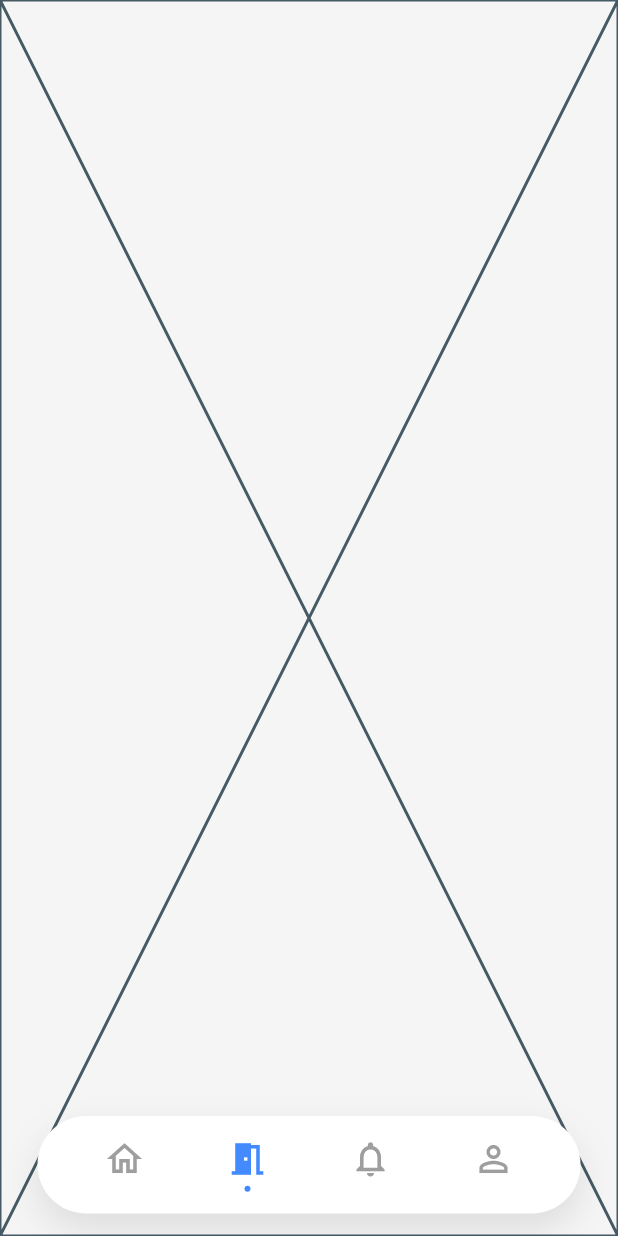
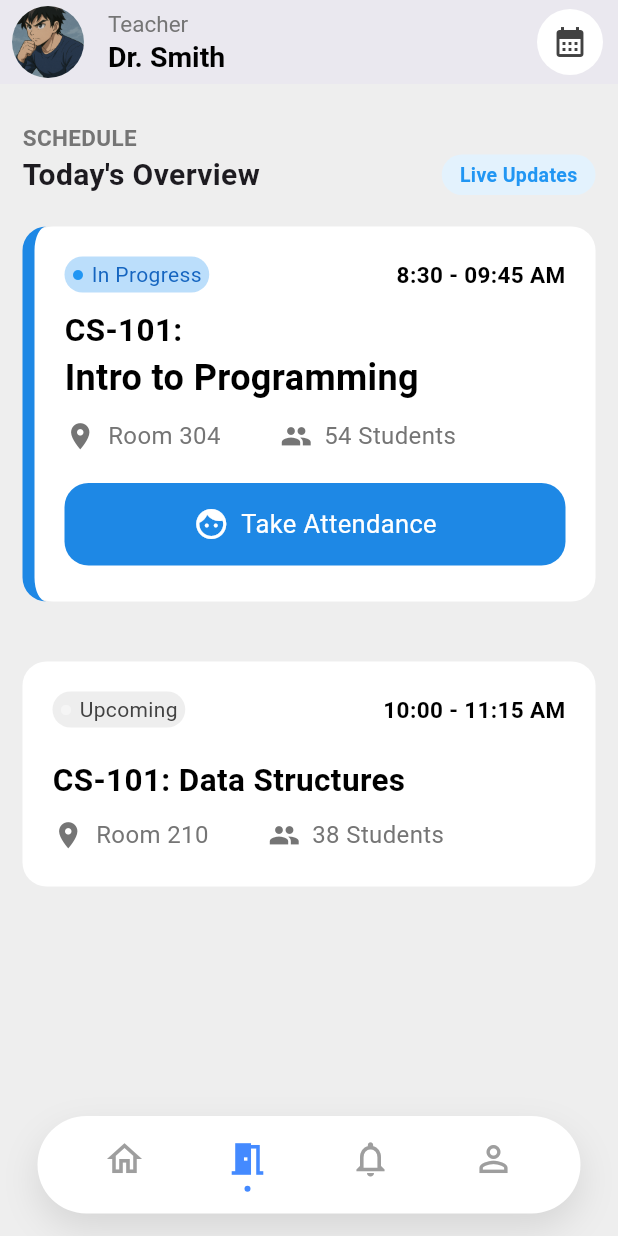
Before and after one commit to Shaurya0987/Ai-Face-Detection-Attendance-App, a Flutter app: the screen it shows after launch, item 2 of the bottom bar chosen, on a phone screen of 412 x 824 dp. Run offline on Flutter 3.47's test engine with Material 3 defaults, Android fonts, the phone set to English and light mode, and no system bars; our stand-ins replace action_slider, fl_chart, google_fonts, table_calendar, timeline_tile.

Commit message:
Teacher DashBoard Classes Screen Containers Created

```diff
--- a/lib/Screens/Teacher_BottomNavigationBar/ClassesScreen/ClassesScreen.dart
+++ b/lib/Screens/Teacher_BottomNavigationBar/ClassesScreen/ClassesScreen.dart
@@ -1,3 +1,7 @@
+import 'package:facedetectionapp/Screens/TeacherDashBoard/Components/Header.dart';
+import 'package:facedetectionapp/Screens/Teacher_BottomNavigationBar/ClassesScreen/Components/AppBar.dart';
+import 'package:facedetectionapp/Screens/Teacher_BottomNavigationBar/ClassesScreen/Components/OldClassContainer.dart';
+import 'package:facedetectionapp/Screens/Teacher_BottomNavigationBar/ClassesScreen/Components/RecentClassContainer.dart';
 import 'package:flutter/material.dart';
 
 class TeacherClassesScreen extends StatelessWidget {
@@ -5,6 +9,28 @@
 
   @override
   Widget build(BuildContext context) {
-    return const Placeholder();
+    return Scaffold(
+      backgroundColor: Colors.grey.shade200,
+      appBar: AppBarofClassScreen(),
+      body: Padding(
+        padding: EdgeInsets.symmetric(vertical: 25, horizontal: 15),
+        child: Column(
+          crossAxisAlignment: CrossAxisAlignment.start,
+          children: [
+            Text(
+              "SCHEDULE",
+              style: TextStyle(
+                color: Colors.grey.shade600,
+                fontSize: 15,
+                fontWeight: FontWeight.bold,
+              ),
+            ),
+            Header(),
+            ClassContainerRecent(),
+            OldClassContainer()
+          ],
+        ),
+      ),
+    );
   }
 }
--- /dev/null
+++ b/lib/Screens/Teacher_BottomNavigationBar/ClassesScreen/Components/AppBar.dart
@@ -0,0 +1,51 @@
+import 'package:flutter/material.dart';
+
+class AppBarofClassScreen extends StatelessWidget
+    implements PreferredSizeWidget {
+  const AppBarofClassScreen({super.key});
+
+  @override
+  Widget build(BuildContext context) {
+    return AppBar(
+      backgroundColor: Colors.grey.shade100,
+      elevation: 3,
+      leading: Padding(
+        padding: const EdgeInsets.only(left: 8),
+        child: CircleAvatar(
+          radius: 16,
+          backgroundColor: Colors.white,
+          backgroundImage: const AssetImage(
+            "Assets/ChatGPT Image Nov 13, 2025, 06_59_40 PM.png",
+          ),
+        ),
+      ),
+      title: Column(
+        crossAxisAlignment: CrossAxisAlignment.start,
+        children: [
+          Text("Teacher",style: TextStyle(
+            color: Colors.grey.shade600,
+            fontSize: 15,
+          ),),
+          Text("Dr. Smith",style: TextStyle(
+            color: Colors.black,
+            fontSize: 19,
+            fontWeight: FontWeight.bold
+          ),)
+        ],
+      ),
+      actions: [
+        Padding(
+          padding: const EdgeInsets.only(right: 10.0),
+          child: CircleAvatar(
+            radius: 22,
+            backgroundColor: Colors.white,
+            child: Icon(Icons.calendar_month,color: Colors.grey.shade800,),
+          ),
+        )
+      ],
+    );
+  }
+
+  @override
+  Size get preferredSize => const Size.fromHeight(kToolbarHeight);
+}
--- /dev/null
+++ b/lib/Screens/Teacher_BottomNavigationBar/ClassesScreen/Components/HeaderOfClass.dart
@@ -0,0 +1,54 @@
+import 'package:flutter/material.dart';
+
+class Header extends StatelessWidget {
+  const Header({super.key});
+
+  @override
+  Widget build(BuildContext context) {
+    return Row(
+      mainAxisAlignment: MainAxisAlignment.spaceBetween,
+      children: [
+        Column(
+          crossAxisAlignment: CrossAxisAlignment.start,
+          children: [
+            Text(
+              "Today, Oct 24",
+              style: TextStyle(
+                color: Colors.black,
+                fontSize: 31,
+                fontWeight: FontWeight.bold,
+              ),
+            ),
+            Text(
+              "4 classes Scheduled",
+              style: TextStyle(color: Colors.blue.shade600, fontSize: 16),
+            ),
+          ],
+        ),
+        Container(
+          width: 70,
+          height: 70,
+          decoration: BoxDecoration(
+            color: Colors.white,
+            borderRadius: BorderRadius.circular(12),
+          ),
+          child: Column(
+            crossAxisAlignment: CrossAxisAlignment.center,
+            mainAxisAlignment: MainAxisAlignment.center,
+            children: [
+              Text("WED", style: TextStyle(color: Colors.grey.shade600)),
+              Text(
+                "24",
+                style: TextStyle(
+                  color: Colors.black,
+                  fontSize: 21,
+                  fontWeight: FontWeight.bold,
+                ),
+              ),
+            ],
+          ),
+        ),
+      ],
+    );
+  }
+}
--- /dev/null
+++ b/lib/Screens/Teacher_BottomNavigationBar/ClassesScreen/Components/OldClassContainer.dart
@@ -0,0 +1,111 @@
+import 'package:flutter/material.dart';
+
+class OldClassContainer extends StatelessWidget {
+  const OldClassContainer({super.key});
+
+  @override
+  Widget build(BuildContext context) {
+    return Padding(
+      padding: const EdgeInsets.only(top: 20,bottom: 0),
+      child: Container(
+        height: 150,
+        width: double.infinity,
+        decoration: BoxDecoration(
+          color: Colors.white,
+          borderRadius: BorderRadius.circular(16),
+        ),
+        child: Padding(
+          padding: const EdgeInsets.all(20.0), // UI unchanged
+          child: Column(
+            crossAxisAlignment: CrossAxisAlignment.start,
+            children: [
+              Row(
+                mainAxisAlignment: MainAxisAlignment.spaceBetween,
+                children: [
+                  Container(
+                    padding: const EdgeInsets.symmetric(
+                      vertical: 2,
+                      horizontal: 5,
+                    ),
+                    decoration: BoxDecoration(
+                      color: Colors.grey.shade200,
+                      borderRadius: BorderRadius.circular(15),
+                    ),
+                    child: Row(
+                      children: [
+                        Icon(Icons.circle,
+                            size: 8, color: Colors.grey.shade100),
+                        const SizedBox(width: 5),
+                        Text(
+                          "Upcoming",
+                          style:
+                              TextStyle(color: Colors.grey.shade800),
+                        ),
+                      ],
+                    ),
+                  ),
+                  const Text(
+                    "10:00 - 11:15 AM",
+                    style: TextStyle(
+                      color: Colors.black,
+                      fontSize: 15,
+                      fontWeight: FontWeight.bold,
+                    ),
+                  ),
+                ],
+              ),
+
+              const SizedBox(height: 20),
+
+              const Text(
+                "CS-101: Data Structures",
+                style: TextStyle(
+                  color: Colors.black,
+                  fontSize: 21,
+                  fontWeight: FontWeight.bold,
+                ),
+              ),
+
+              Padding(
+                padding: const EdgeInsets.only(top: 10, bottom: 0),
+                child: Row(
+                  children: [
+                    Row(
+                      children: [
+                        Icon(Icons.location_on,
+                            color: Colors.grey.shade600, size: 21),
+                        const SizedBox(width: 8),
+                        Text(
+                          "Room 210",
+                          style: TextStyle(
+                            color: Colors.grey.shade600,
+                            fontSize: 16,
+                          ),
+                        ),
+                      ],
+                    ),
+                    const SizedBox(width: 40),
+                    Row(
+                      children: [
+                        Icon(Icons.people,
+                            color: Colors.grey.shade600, size: 21),
+                        const SizedBox(width: 8),
+                        Text(
+                          "38 Students",
+                          style: TextStyle(
+                            color: Colors.grey.shade600,
+                            fontSize: 16,
+                          ),
+                        ),
+                      ],
+                    ),
+                  ],
+                ),
+              ),
+            ],
+          ),
+        ),
+      ),
+    );
+  }
+}
--- /dev/null
+++ b/lib/Screens/Teacher_BottomNavigationBar/ClassesScreen/Components/RecentClassContainer.dart
@@ -0,0 +1,149 @@
+import 'package:flutter/material.dart';
+
+class ClassContainerRecent extends StatelessWidget {
+  const ClassContainerRecent({super.key});
+
+  @override
+  Widget build(BuildContext context) {
+    return Padding(
+      padding: const EdgeInsets.symmetric(vertical: 20),
+      child: Container(
+        height: 250,
+        width: double.infinity,
+        decoration: BoxDecoration(
+          color: Colors.white,
+          borderRadius: BorderRadius.circular(16),
+          border: Border(
+            left: BorderSide(
+              color: Colors.blue.shade600,
+              width: 8,
+            ),
+          ),
+        ),
+        child: Padding(
+          padding: const EdgeInsets.all(20.0), // UI unchanged
+          child: Column(
+            crossAxisAlignment: CrossAxisAlignment.start,
+            children: [
+              Row(
+                mainAxisAlignment: MainAxisAlignment.spaceBetween,
+                children: [
+                  Container(
+                    padding: const EdgeInsets.symmetric(
+                      vertical: 2,
+                      horizontal: 5,
+                    ),
+                    decoration: BoxDecoration(
+                      color: Colors.blue.shade100,
+                      borderRadius: BorderRadius.circular(15),
+                    ),
+                    child: Row(
+                      children: [
+                        const Icon(Icons.circle,
+                            size: 8, color: Colors.blue),
+                        const SizedBox(width: 5),
+                        Text(
+                          "In Progress",
+                          style:
+                              TextStyle(color: Colors.blue.shade800),
+                        ),
+                      ],
+                    ),
+                  ),
+                  const Text(
+                    "8:30 - 09:45 AM",
+                    style: TextStyle(
+                      color: Colors.black,
+                      fontSize: 15,
+                      fontWeight: FontWeight.bold,
+                    ),
+                  ),
+                ],
+              ),
+
+              const SizedBox(height: 10),
+
+              const Text(
+                "CS-101:",
+                style: TextStyle(
+                  color: Colors.black,
+                  fontSize: 21,
+                  fontWeight: FontWeight.bold,
+                ),
+              ),
+
+              const Text(
+                "Intro to Programming",
+                style: TextStyle(
+                  color: Colors.black,
+                  fontSize: 24,
+                  fontWeight: FontWeight.bold,
+                ),
+              ),
+
+              Padding(
+                padding: const EdgeInsets.only(top: 10, bottom: 20),
+                child: Row(
+                  children: [
+                    Row(
+                      children: [
+                        Icon(Icons.location_on,
+                            color: Colors.grey.shade600, size: 21),
+                        const SizedBox(width: 8),
+                        Text(
+                          "Room 304",
+                          style: TextStyle(
+                            color: Colors.grey.shade600,
+                            fontSize: 16,
+                          ),
+                        ),
+                      ],
+                    ),
+                    const SizedBox(width: 40),
+                    Row(
+                      children: [
+                        Icon(Icons.people,
+                            color: Colors.grey.shade600, size: 21),
+                        const SizedBox(width: 8),
+                        Text(
+                          "54 Students",
+                          style: TextStyle(
+                            color: Colors.grey.shade600,
+                            fontSize: 16,
+                          ),
+                        ),
+                      ],
+                    ),
+                  ],
+                ),
+              ),
+
+              Container(
+                height: 55,
+                width: double.infinity,
+                decoration: BoxDecoration(
+                  color: Colors.blue.shade600,
+                  borderRadius: BorderRadius.circular(16),
+                ),
+                child: const Row(
+                  mainAxisAlignment: MainAxisAlignment.center,
+                  children: [
+                    Icon(Icons.face, color: Colors.white),
+                    SizedBox(width: 8),
+                    Text(
+                      "Take Attendance",
+                      style: TextStyle(
+                        color: Colors.white,
+                        fontSize: 17,
+                      ),
+                    ),
+                  ],
+                ),
+              ),
+            ],
+          ),
+        ),
+      ),
+    );
+  }
+}
```
